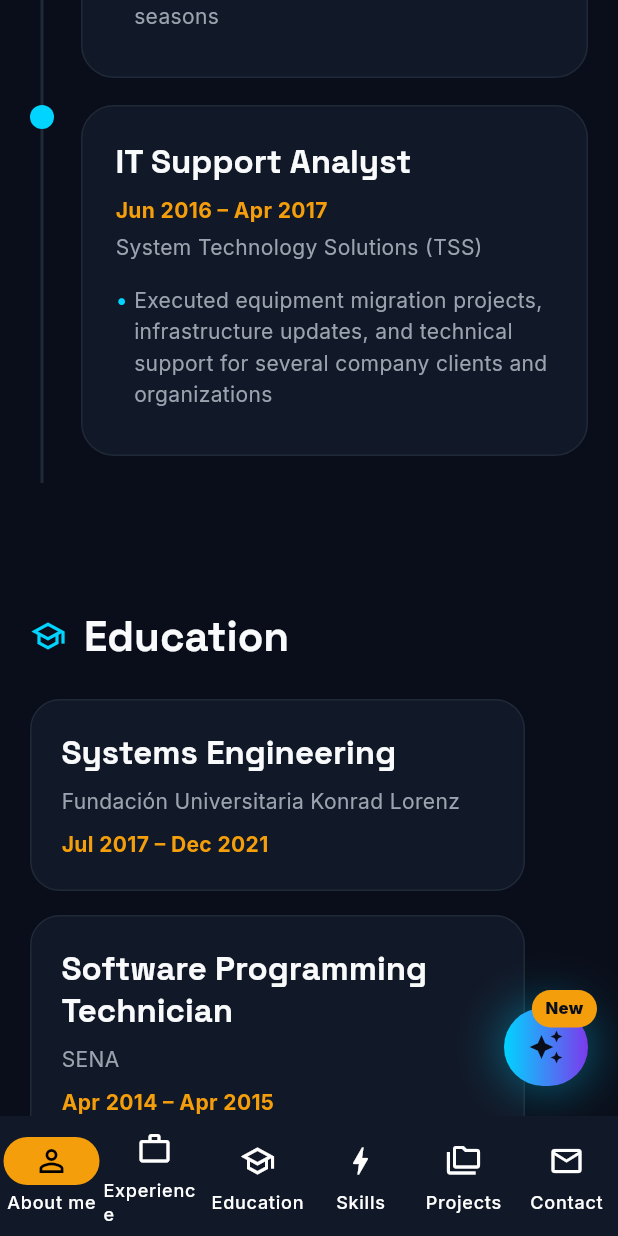
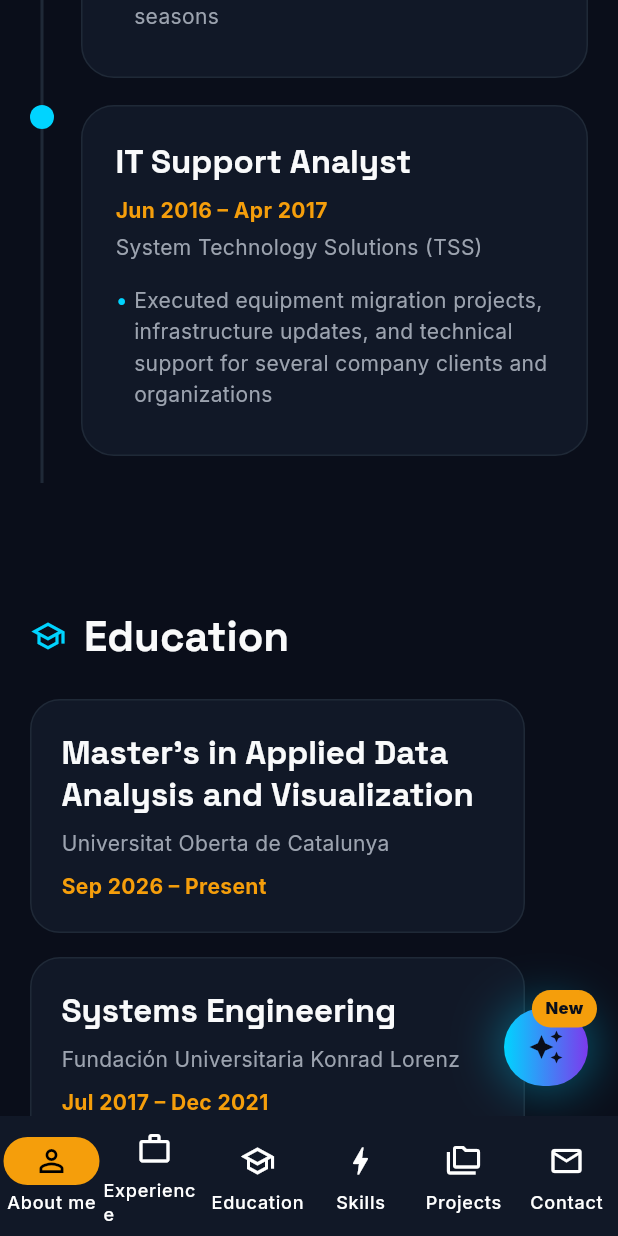
Before and after one commit to LuisSuarez89/Portafolio, a Flutter app: the screen it shows after launch, scrolled down 1728 dp, on a phone screen of 412 x 824 dp. Run offline on Flutter 3.47's test engine with Material 3 defaults, Android fonts, the phone set to English and light mode, and no system bars; drawn by our look-alikes of flutter_animate; our stand-ins replace flutter_markdown, google_fonts; missing offline and left inert: dart:html.

Commit message:
Add current data analysis master's degree

```diff
--- a/lib/data/cv_data.dart
+++ b/lib/data/cv_data.dart
@@ -101,8 +101,8 @@ const experiencesEn = [
   Experience(role: 'IT Support Analyst', company: 'System Technology Solutions (TSS)', period: 'Jun 2016 – Apr 2017', achievements: ['Executed equipment migration projects, infrastructure updates, and technical support for several company clients and organizations']),
 ];
 
-const education = [Education(title: 'Ingeniería de Sistemas', institution: 'Fundación Universitaria Konrad Lorenz', period: 'Jul 2017 – Dic 2021'), Education(title: 'Técnico en Programación de Software', institution: 'SENA', period: 'Abr 2014 – Abr 2015')];
-const educationEn = [Education(title: 'Systems Engineering', institution: 'Fundación Universitaria Konrad Lorenz', period: 'Jul 2017 – Dec 2021'), Education(title: 'Software Programming Technician', institution: 'SENA', period: 'Apr 2014 – Apr 2015')];
+const education = [Education(title: 'Máster en Análisis y Visualización de Datos Aplicados', institution: 'Universitat Oberta de Catalunya', period: 'Sep 2026 – Actualidad'), Education(title: 'Ingeniería de Sistemas', institution: 'Fundación Universitaria Konrad Lorenz', period: 'Jul 2017 – Dic 2021'), Education(title: 'Técnico en Programación de Software', institution: 'SENA', period: 'Abr 2014 – Abr 2015')];
+const educationEn = [Education(title: "Master's in Applied Data Analysis and Visualization", institution: 'Universitat Oberta de Catalunya', period: 'Sep 2026 – Present'), Education(title: 'Systems Engineering', institution: 'Fundación Universitaria Konrad Lorenz', period: 'Jul 2017 – Dec 2021'), Education(title: 'Software Programming Technician', institution: 'SENA', period: 'Apr 2014 – Apr 2015')];
 
 const certifications = [Certification(name: 'Scrum Fundamentals Certified (SFC)', issuer: 'SCRUMstudy', date: 'Feb 2026'), Certification(name: 'Microsoft Azure Fundamentals (AZ-900)', issuer: 'Microsoft', date: '2026'), Certification(name: 'ITIL 4 Foundation', issuer: 'Udemy', date: '2026'), Certification(name: 'Elements of AI', issuer: 'University of Helsinki & MinnaLearn', date: 'Jun 2026')];
 const certificationsEn = certifications;
```
